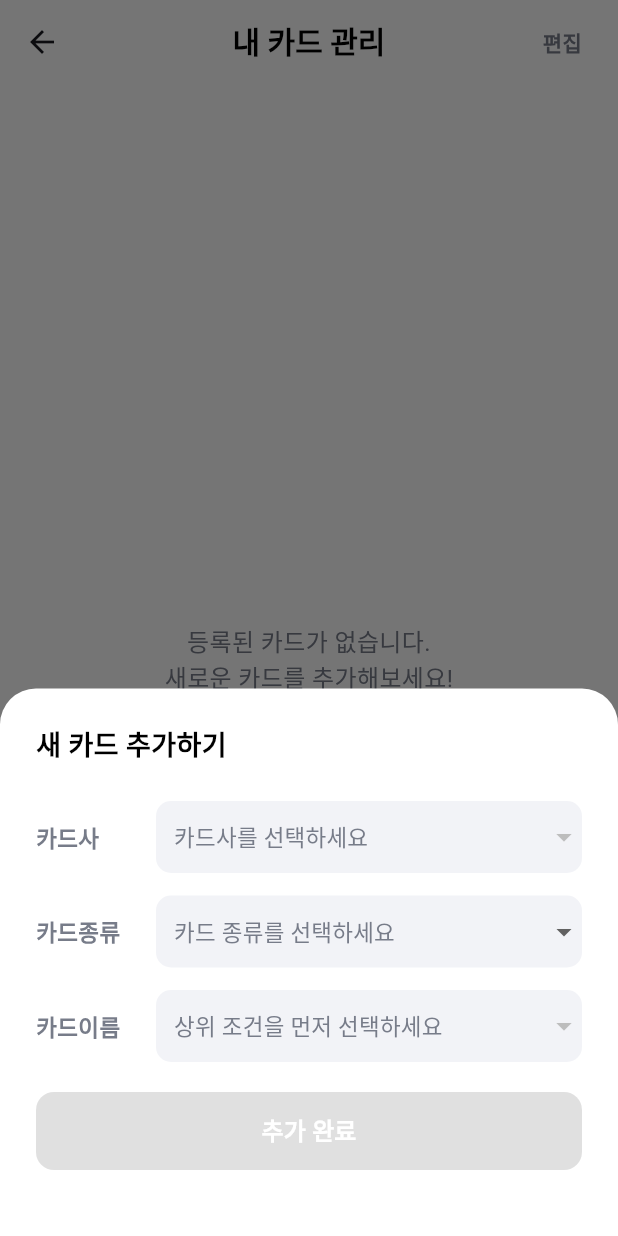
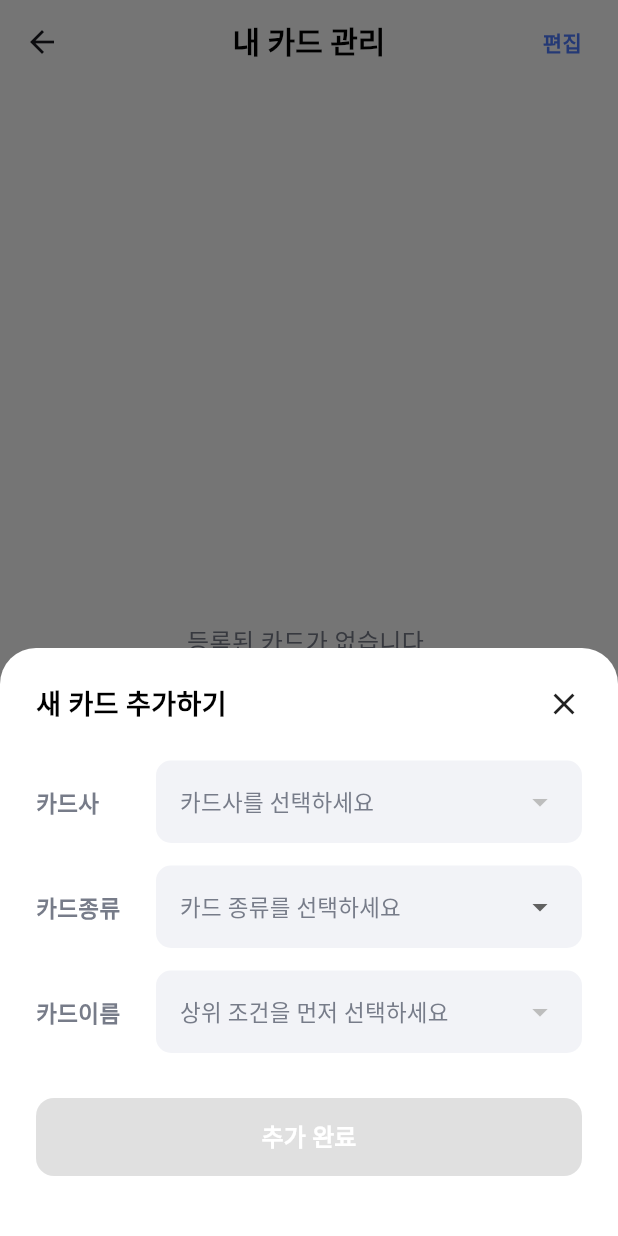
Before and after one commit to jhyunbaee/reKeep_Application, a Flutter app: the MyCard screen opened directly, after a tap on the "add" icon, on a phone screen of 412 x 824 dp. Run offline on Flutter 3.47's test engine with Material 3 defaults, Android fonts, the phone set to English and light mode, and no system bars; our stand-ins replace cloud_firestore, firebase_auth, firebase_core, font_awesome_flutter, image_picker, table_calendar; missing offline and left inert: google_mlkit_text_recognition; accounts and stored records are empty.

Commit message:
feat: my_card 컴포넌트

```diff
--- a/lib/my_card.dart
+++ b/lib/my_card.dart
@@ -43,9 +43,7 @@ class _MyCardState extends State<MyCard> {
                 child: Text(
                   isEditing ? "완료" : "편집",
                   style: TextStyle(
-                    color: isEditing
-                        ? AppColors.pointColor
-                        : AppColors.secondary,
+                    color: isEditing ? AppColors.pointColor : AppColors.primary,
                     fontWeight: FontWeight.bold,
                     fontSize: 14,
                   ),
@@ -217,7 +215,7 @@ class _MyCardState extends State<MyCard> {
                   ),
                 ),
               ),
-
+              const SizedBox(height: 10),
               Row(
                 crossAxisAlignment: CrossAxisAlignment.center,
                 children: [
@@ -311,7 +309,7 @@ class _MyCardState extends State<MyCard> {
               // 하단 닫기 버튼
               SizedBox(
                 width: double.infinity,
-                height: 52,
+                height: 55,
                 child: ElevatedButton(
                   style: ElevatedButton.styleFrom(
                     backgroundColor: AppColors.primary,
@@ -395,11 +393,14 @@ class _MyCardState extends State<MyCard> {
                     left: 24,
                     right: 24,
                     top: 24,
-                    bottom: MediaQuery.of(context).viewInsets.bottom + 24,
+                    bottom: MediaQuery.of(context).viewInsets.bottom + 20,
                   ),
                   child: Column(
                     mainAxisSize: MainAxisSize.min,
                     crossAxisAlignment: CrossAxisAlignment.start,
+                    children: [
+                      Row(
+                        mainAxisAlignment: MainAxisAlignment.spaceBetween,
                         children: [
                           const Text(
                             "새 카드 추가하기",
@@ -408,6 +409,12 @@ class _MyCardState extends State<MyCard> {
                               fontWeight: FontWeight.bold,
                               color: Colors.black,
                             ),
+                          ),
+                          GestureDetector(
+                            onTap: () => Navigator.pop(context),
+                            child: const Icon(Icons.close), // 순수 아이콘만 사용
+                          ),
+                        ],
                       ),
                       const SizedBox(height: 24),
                       _buildInputRow(
@@ -424,9 +431,9 @@ class _MyCardState extends State<MyCard> {
                               ),
                             ),
                             decoration: const InputDecoration(
-                              contentPadding: EdgeInsets.only(
-                                left: 12,
-                                right: 10,
+                              contentPadding: EdgeInsets.symmetric(
+                                vertical: 0,
+                                horizontal: 0,
                               ),
                               border: InputBorder.none,
                             ),
@@ -467,10 +474,6 @@ class _MyCardState extends State<MyCard> {
                               ),
                             ),
                             decoration: const InputDecoration(
-                              contentPadding: EdgeInsets.only(
-                                left: 12,
-                                right: 10,
-                              ),
                               border: InputBorder.none,
                             ),
                             value: selectedCardType,
@@ -521,10 +524,6 @@ class _MyCardState extends State<MyCard> {
                               ),
                             ),
                             decoration: const InputDecoration(
-                              contentPadding: EdgeInsets.only(
-                                left: 12,
-                                right: 10,
-                              ),
                               border: InputBorder.none,
                             ),
                             value:
@@ -558,7 +557,7 @@ class _MyCardState extends State<MyCard> {
                           ),
                         ),
                       ),
-                      const SizedBox(height: 20),
+                      const SizedBox(height: 30),
                       ElevatedButton(
                         onPressed: (selectedCardDoc == null)
                             ? null
@@ -591,7 +590,7 @@ class _MyCardState extends State<MyCard> {
                                 Navigator.pop(context);
                                 ScaffoldMessenger.of(context).showSnackBar(
                                   const SnackBar(
-                                    content: Text("💳 내 지갑에 카드가 안전하게 추가되었습니다!"),
+                                    content: Text("내 지갑에 카드가 안전하게 추가되었습니다!"),
                                   ),
                                 );
                               },
@@ -648,12 +647,17 @@ class _MyCardState extends State<MyCard> {
   }
 
   Widget _buildFieldContainer(Widget child) {
-    return Container(
+    return SizedBox(
+      height: 55,
+      child: Container(
+        alignment: Alignment.center, // 💡 추가: 컨테이너 내부 자식을 중앙으로
+        padding: const EdgeInsets.symmetric(horizontal: 16),
         decoration: BoxDecoration(
           color: AppColors.fieldColor,
           borderRadius: BorderRadius.circular(10),
         ),
         child: child,
+      ),
     );
   }
 
```
Lines whose indentation alone changed are shown as unchanged.
